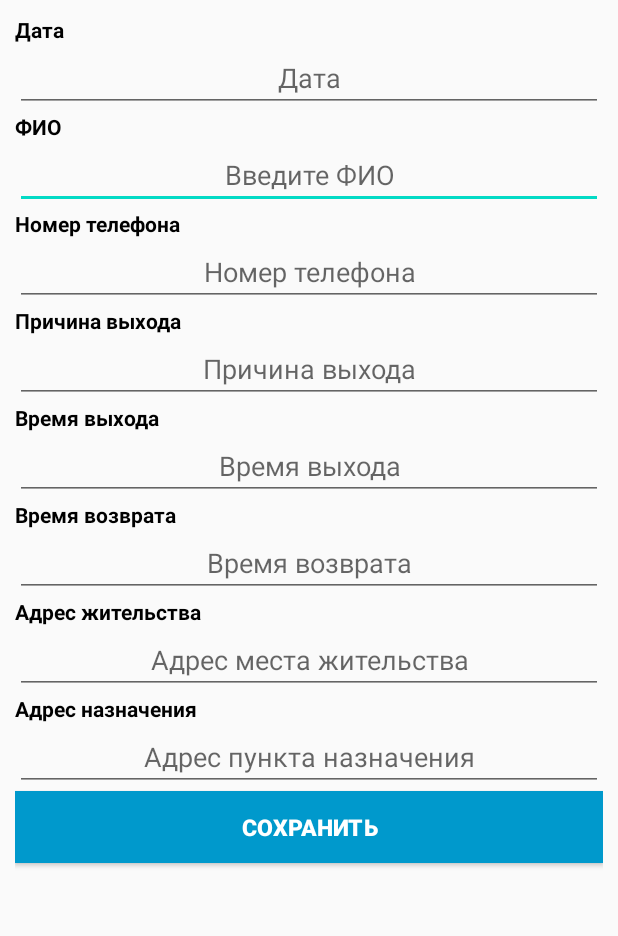
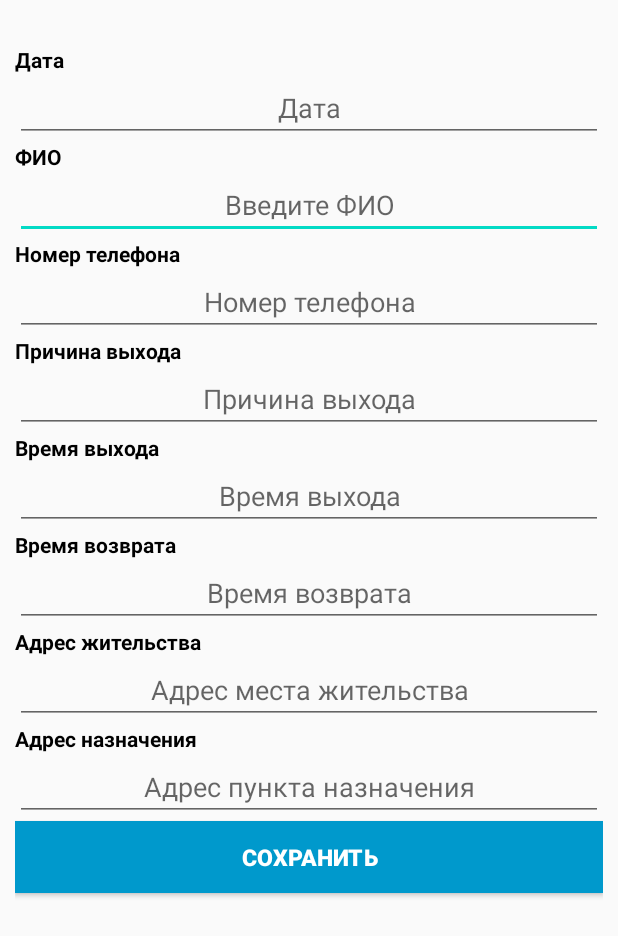
Before and after one commit to ViktorMorgachev/RouteList, an Android app: the layout route_list_fragment.xml on its own in the app's theme, with its tools: preview values and no code run, on a phone screen of 412 x 824 dp. Shown: the top 936 px of the screen. Run offline under Robolectric (Android 15) with nearby library versions, the phone set to English and light mode, and no system bars.

Commit message:
Доработал

```diff
--- a/app/src/main/java/com/sedi/routelist/MyApplication.kt
+++ b/app/src/main/java/com/sedi/routelist/MyApplication.kt
@@ -1,5 +1,6 @@
 package com.sedi.routelist
 
+import android.app.Activity
 import android.app.Application
 import android.content.Context
 import com.sedi.routelist.models.NoticeItemDatabase
@@ -17,5 +18,5 @@ class MyApplication : Application() {
             private set
     }
 
-    fun getDB(context: Context) = NoticeItemDatabase.invoke(this)
+    fun getDB(activity: Activity) = NoticeItemDatabase.invoke(activity)
 }
--- a/app/src/main/java/com/sedi/routelist/ui/NoticesPagerAdapter.kt
+++ b/app/src/main/java/com/sedi/routelist/ui/NoticesPagerAdapter.kt
@@ -21,6 +21,9 @@ class NoticesPagerAdapter(fm: FragmentManager, behavior: Int) :
 
     fun addFragment(fragment: Fragment) {
         mFragmentList.add(fragment)
+
+        notifyDataSetChanged()
+
     }
 
     fun removeFragment(fragment: Fragment) {
--- a/app/src/main/java/com/sedi/routelist/ui/fragment/NoticeFragment.kt
+++ b/app/src/main/java/com/sedi/routelist/ui/fragment/NoticeFragment.kt
@@ -1,16 +1,17 @@
 package com.sedi.routelist.ui.fragment
 
 import android.os.Bundle
+import android.util.Log
 import android.view.LayoutInflater
 import android.view.View
 import android.view.ViewGroup
 import androidx.databinding.DataBindingUtil
 import androidx.fragment.app.Fragment
 import com.sedi.routelist.R
+import com.sedi.routelist.commons.ExtraNames
 import com.sedi.routelist.commons.LOG_LEVEL
 import com.sedi.routelist.commons.log
 import com.sedi.routelist.databinding.RouteListFragmentBinding
-import com.sedi.routelist.commons.ExtraNames
 import com.sedi.routelist.models.Notice
 import com.sedi.routelist.presenters.IClickListener
 import com.sedi.routelist.ui.MainActivity
@@ -61,6 +62,7 @@ class NoticeFragment : Fragment(), MainActivity.PastNoticeCallback {
         super.onResume()
         pagerAdapter.noticeFragmentHelper.currentNotice = notice!!
         pagerAdapter.noticeFragmentHelper.currentPosition = position!!
+        log(LOG_LEVEL.INFO, "Current position: $position")
     }
 
     private fun initNotice() {
@@ -79,6 +81,7 @@ class NoticeFragment : Fragment(), MainActivity.PastNoticeCallback {
         super.onCreate(savedInstanceState)
         notice = parseArguments()
     }
+
 
 
     private fun parseArguments(): Notice? {
@@ -116,6 +119,7 @@ class NoticeFragment : Fragment(), MainActivity.PastNoticeCallback {
     override fun pastNotice(notice: Notice) {
         try {
             this.notice = notice
+            binding.routeNotice = notice
         } catch (e: Exception) {
             e.message?.let { log(LOG_LEVEL.ERROR, it) }
         }
--- a/app/src/main/res/layout/route_list_fragment.xml
+++ b/app/src/main/res/layout/route_list_fragment.xml
@@ -16,6 +16,7 @@
 
         <LinearLayout
             android:layout_width="match_parent"
+            android:layout_marginTop="20dp"
             android:layout_height="wrap_content"
             android:orientation="vertical">
 
@@ -112,7 +113,7 @@
                 android:layout_height="wrap_content"
                 android:gravity="center"
                 android:hint="Время выхода"
-                android:inputType="time"
+                android:inputType="text"
                 android:paddingStart="5dp"
                 android:paddingEnd="5dp"
                 android:text="@{routeNotice.exitTime}"
@@ -132,7 +133,7 @@
                 android:layout_height="wrap_content"
                 android:gravity="center"
                 android:hint="Время возврата"
-                android:inputType="time"
+                android:inputType="text"
                 android:paddingStart="5dp"
                 android:paddingEnd="5dp"
                 android:text="@{routeNotice.resetingTime}"
--- a/build.gradle
+++ b/build.gradle
@@ -5,6 +5,7 @@ buildscript {
     ext.kotlin_version = '1.3.71'
     ext.appCompatVersion = '1.0.0'
     ext.designSupportVersion = '1.1.0'
+    ext.analytic_version = '17.2.2'
 
     repositories {
         google()
@@ -14,6 +15,8 @@ buildscript {
     dependencies {
         classpath 'com.android.tools.build:gradle:3.6.3'
         classpath "org.jetbrains.kotlin:kotlin-gradle-plugin:$kotlin_version"
+        classpath 'com.google.gms:google-services:4.3.3'
+        classpath 'com.google.firebase:firebase-crashlytics-gradle:2.0.0'
 
         // NOTE: Do not place your application dependencies here; they belong
         // in the individual module build.gradle files
```
Also changed, not shown: app/build.gradle (+7 -0 lines), app/src/main/java/com/sedi/routelist/ui/MainActivity.kt (+5 -4 lines), 1 other file.
